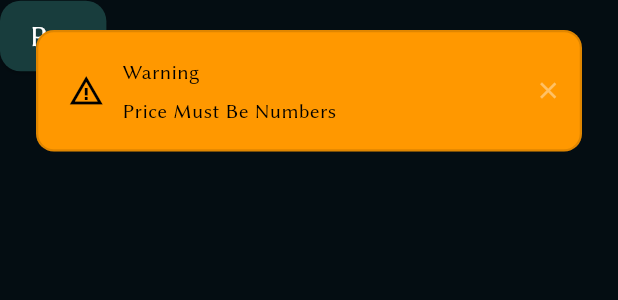
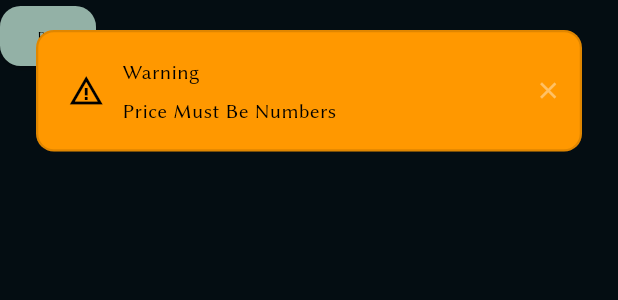
Before and after one commit to captainsero/co_working_space_system_template, a Flutter app: the ReservationPayButton widget shown alone on an empty page, opened directly with empty values, after a tap on "Pay", on a phone screen of 412 x 824 dp. Shown: the top 300 px of the screen. Run offline on Flutter 3.47's test engine with Material 3 defaults, Android fonts, the phone set to English and light mode, and no system bars; our stand-ins replace barcode_widget, bloc, equatable, flutter_bloc, flutter_dotenv, flutter_screenutil and 4 more; missing offline and left inert: window_manager; accounts and stored records are empty.

Commit message:
update reservation checkout dialog

```diff
--- a/lib/features/time_screen/presentation/widgets/reservations/checkout/reservation_pay_button.dart
+++ b/lib/features/time_screen/presentation/widgets/reservations/checkout/reservation_pay_button.dart
@@ -1,6 +1,5 @@
 import 'package:flutter/material.dart';
 import 'package:flutter_bloc/flutter_bloc.dart';
-import 'package:team_egypt_v3/core/constants/color_manager.dart';
 import 'package:team_egypt_v3/core/models/reservation_model.dart';
 import 'package:team_egypt_v3/core/utils/validators.dart';
 import 'package:team_egypt_v3/core/widgets/modern_toast.dart';
@@ -47,14 +46,7 @@ class ReservationPayButton extends StatelessWidget {
         Navigator.of(context).pop();
       },
 
-      style: ElevatedButton.styleFrom(
-        backgroundColor: Col.dark2,
-        padding: const EdgeInsets.symmetric(horizontal: 20, vertical: 12),
-      ),
-      child: const Text(
-        "Pay",
-        style: TextStyle(color: Colors.white, fontSize: 20),
-      ),
+      child: const Text("Pay"),
     );
   }
 }
```
Also changed, not shown: lib/features/time_screen/presentation/widgets/reservations/checkout/reservation_checkout.dart (+21 -32 lines).
